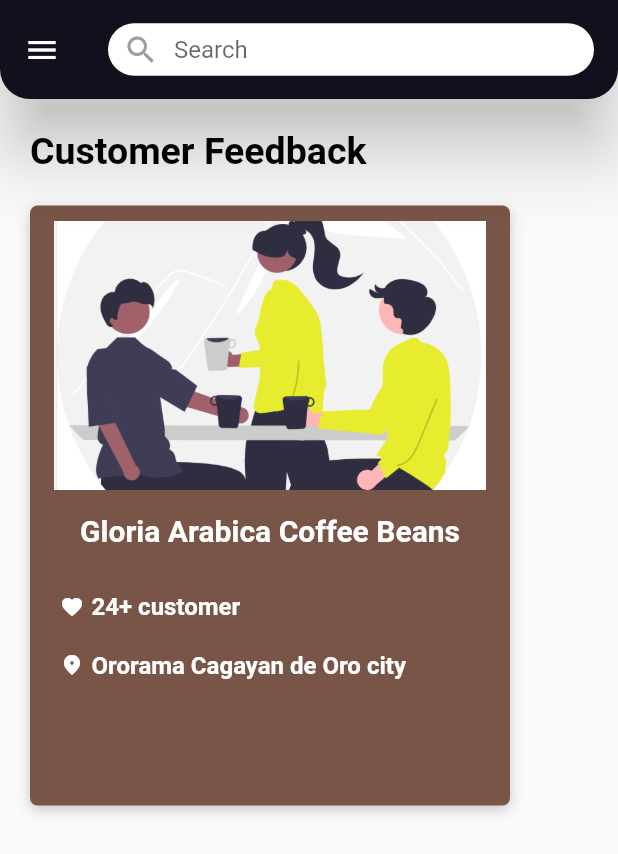
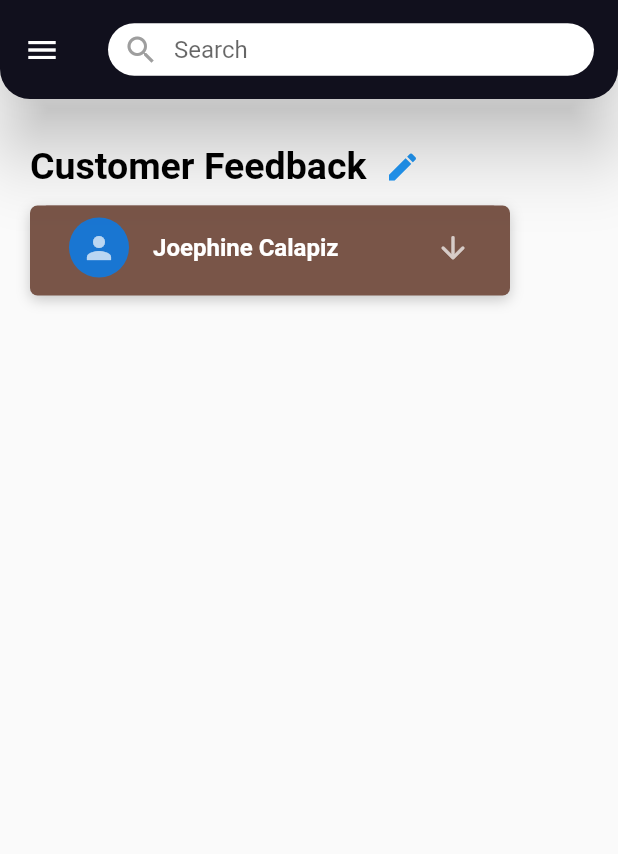
Before and after one commit to joephinecalapiz/cofeebeansorter_mobile, a Flutter app: the CustomerFeedbackPage screen opened directly, on a phone screen of 412 x 824 dp. Shown: the top 854 px of the screen. Run offline on Flutter 3.47's test engine with Material 2 defaults, Android fonts, the phone set to English and light mode, and no system bars; our stand-ins replace get, google_fonts, shared_preferences; accounts and stored records are empty.

Commit message:
update code

```diff
--- a/lib/customerpages/addsort.dart
+++ b/lib/customerpages/addsort.dart
@@ -104,7 +104,7 @@ class _AddSortPageState extends State<AddSortPage> {
                 const SizedBox(height: 16),
                 TextField(
                   controller: commentsController,
-                  maxLines: 10,
+                  maxLines: 7,
                   decoration: const InputDecoration(
                     labelText: 'Comments',
                   ),
--- a/lib/customerpages/customerfeedback.dart
+++ b/lib/customerpages/customerfeedback.dart
@@ -1,12 +1,11 @@
-
 import 'package:coffeebeansorter_mobile/api/constant.dart';
 import 'package:coffeebeansorter_mobile/local/appbar.dart';
 import 'package:coffeebeansorter_mobile/local/drawer.dart';
+import 'package:coffeebeansorter_mobile/local/editprofilepage.dart';
 import 'package:flutter/material.dart';
 
 class CustomerFeedbackPage extends StatelessWidget {
   const CustomerFeedbackPage({Key? key}) : super(key: key);
-
 
   @override
   Widget build(BuildContext context) {
@@ -19,15 +18,32 @@ class CustomerFeedbackPage extends StatelessWidget {
           Container(
             height: 70, // Adjust the height of the container as needed
             padding: const EdgeInsets.only(left: 20, top: 20),
-            child: Text(
-              'Customer Feedback', // need e change into saktong name kung unsa ang company ang gi click
+            child: Row(
+              children: [
+                Text(
+                  'Customer Feedback',
                   style: TextStyle(
                     color: primaryTextColor,
                     fontWeight: FontWeight.bold,
                     fontSize: 25,
                   ),
                 ),
+                IconButton(
+                  onPressed: () {
+                    showModalBottomSheet(
+                      context: context,
+                      builder: (BuildContext context) {
+                        return EditPage(); // Replace with your edit page widget
+                      },
+                    );
+                  },
+                  icon: const Icon(Icons.edit),
+                  color: Colors.blue,
                 ),
+              ],
+            ),
+          ),
+
           Expanded(
             child: SingleChildScrollView(
               scrollDirection: Axis.vertical,
@@ -40,9 +56,10 @@ class CustomerFeedbackPage extends StatelessWidget {
                       alignment: Alignment.centerLeft,
                       child: Container(
                         width: 320, // Adjust the width of the box as needed
-                        height: 400, // Adjust the height of the box as needed
+                        height: 60, // Adjust the height of the box as needed
                         decoration: BoxDecoration(
-                          color: Colors.brown, // Replace with your desired color
+                          color: Colors.brown,
+                          // Replace with your desired color
                           borderRadius: BorderRadius.circular(
                             5, // Adjust the border radius as needed
                           ),
@@ -59,85 +76,37 @@ class CustomerFeedbackPage extends StatelessWidget {
                         ),
                         child: Column(
                           children: [
-                            Align(
-                              alignment: Alignment.topLeft,
-                              child: Transform.scale(
-                                scale: 0.9, // Adjust the scale value as needed
-                                child: const SizedBox(
-                                  width: 500,
-                                  // Adjust the width of the image as needed
-                                  height: 200,
-                                  // Adjust the height of the image as needed
-                                  child: DecoratedBox(
-                                    decoration: BoxDecoration(
-                                      image: DecorationImage(
-                                        image: AssetImage('asset/logo.png'),
-                                        // Replace with the actual asset path of your image
-                                        fit: BoxFit.cover,
-                                        // Adjust the fit to maintain the aspect ratio and fill the available space
+                            Padding(
+                              padding:
+                                  const EdgeInsets.symmetric(horizontal: 10),
+                              child: ListTile(
+                                leading: const CircleAvatar(
+                                  child:
+                                      Icon(Icons.person, color: Colors.white70),
                                 ),
+                                shape: RoundedRectangleBorder(
+                                  borderRadius: BorderRadius.circular(1),
                                 ),
-                                  ),
-                                ),
-                              ),
-                            ),
-                            const SizedBox(height: 5),
-                            const Text(
-                              'Gloria Arabica Coffee Beans',
+                                tileColor: const Color(0xffA78585),
+                                textColor: Colors.white,
+                                title: Row(
+                                  children: const [
+                                    Expanded(
+                                      child: Text(
+                                        'Joephine Calapiz',
                                         style: TextStyle(
-                                color: Colors.white,
-                                fontSize: 20,
                                           fontWeight: FontWeight.bold,
                                         ),
-                            ),
-                            const SizedBox(height: 30),
-                            Padding(
-                              padding: const EdgeInsets.only(left: 20),
-                              child: Row(
-                                children: const [
-                                  Icon(
-                                    Icons.favorite_rounded,
-                                    color: Colors.white,
-                                    size: 16,
-                                  ),
-                                  SizedBox(width: 5),
-                                  Text(
-                                    '24+ customer',
-                                    style: TextStyle(
-                                      color: Colors.white,
-                                      fontSize: 16,
-                                      fontWeight: FontWeight.bold,
                                       ),
                                     ),
                                   ],
                                 ),
 
-                            ),
-                            const SizedBox(height: 20),
-                            Padding(
-                              padding: const EdgeInsets.only(left: 20),
-                              child: Row(
-                                children: const [
-                                  Icon(
-                                    Icons.location_on_rounded,
-                                    color: Colors.white,
-                                    size: 16,
-                                  ),
-                                  SizedBox(width: 5),
-                                  Text(
-                                    'Ororama Cagayan de Oro city',
-                                    style: TextStyle(
-                                      color: Colors.white,
-                                      fontSize: 16,
-                                      fontWeight: FontWeight.bold,
+                                trailing: const Icon(
+                                    Icons.arrow_downward_rounded,
+                                    color: Colors.white70),
                               ),
                             ),
-                                ],
-                              ),
-
-                            ),
-
-
                           ],
                         ),
                       ),
```
Lines whose indentation alone changed are shown as unchanged.
